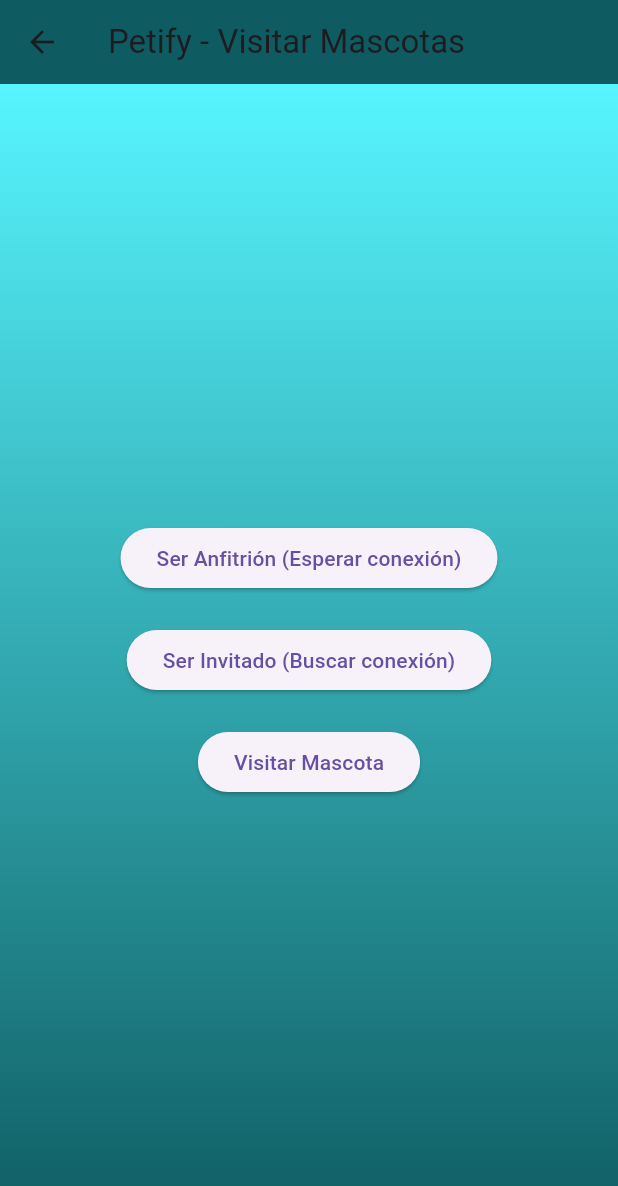
After one commit to Karla-A03/Petify, a Flutter app: the BluetoothVisitsPage screen opened directly, after a tap on "Ser Anfitrión (Esperar conexión)", after a tap on "Cancelar", on a phone screen of 412 x 824 dp. The commit adds this screen. Shown: the top 1186 px of the screen. Run offline on Flutter 3.47's test engine with Material 3 defaults, Android fonts, the phone set to English and light mode, and no system bars; our stand-ins replace cloud_firestore, firebase_auth, firebase_core, flutter_local_notifications, geolocator, image_picker and 1 more; missing offline and left inert: firebase_app_check, nearby_connections; accounts and stored records are empty; network calls fail.

Commit message:
visitar mascotas funcion

```diff
--- /dev/null
+++ b/lib/screens/bluetooth_visits_screen.dart
@@ -0,0 +1,253 @@
+import 'package:flutter/material.dart';
+import 'package:nearby_connections/nearby_connections.dart';
+import 'dart:typed_data';
+
+class BluetoothVisitsPage extends StatefulWidget {
+  const BluetoothVisitsPage({Key? key}) : super(key: key);
+
+  @override
+  State<BluetoothVisitsPage> createState() => _BluetoothVisitsPageState();
+}
+
+class _BluetoothVisitsPageState extends State<BluetoothVisitsPage> {
+  final Strategy strategy = Strategy.P2P_CLUSTER;
+  String? connectedEndpoint;
+  bool isConnected = false;
+  bool simulateVisit = false;
+  bool isWaitingForConnection = false;
+  String waitingMessage = "";
+
+  @override
+  void initState() {
+    super.initState();
+    requestPermissions();
+  }
+
+  void requestPermissions() {
+    Nearby().askLocationPermission();
+    Nearby().askExternalStoragePermission();
+    Nearby().askBluetoothPermission();
+  }
+
+  void startAdvertising() async {
+    try {
+      setState(() {
+        isWaitingForConnection = true;
+        waitingMessage = "Esperando que otro usuario se conecte...";
+      });
+
+      await Nearby().startAdvertising(
+        "PetifyUser",
+        strategy,
+        onConnectionInitiated: onConnectionInit,
+        onConnectionResult: (id, status) {
+          if (status == Status.CONNECTED) {
+            setState(() {
+              connectedEndpoint = id;
+              isConnected = true;
+              isWaitingForConnection = false;
+            });
+          }
+        },
+        onDisconnected: (id) {
+          setState(() {
+            connectedEndpoint = null;
+            isConnected = false;
+            isWaitingForConnection = false;
+          });
+        },
+      );
+
+      // No importa si falla Nearby, mantenemos esperando
+    } catch (e) {
+      // Tampoco cancelamos isWaitingForConnection si falla
+    }
+  }
+
+  void startDiscovery() async {
+    try {
+      setState(() {
+        isWaitingForConnection = true;
+        waitingMessage = "Buscando otros usuarios cerca...";
+      });
+
+      await Nearby().startDiscovery(
+        "PetifyUser",
+        strategy,
+        onEndpointFound: (id, name, serviceId) {
+          Nearby().requestConnection(
+            "PetifyUser",
+            id,
+            onConnectionInitiated: onConnectionInit,
+            onConnectionResult: (id, status) {
+              if (status == Status.CONNECTED) {
+                setState(() {
+                  connectedEndpoint = id;
+                  isConnected = true;
+                  isWaitingForConnection = false;
+                });
+              }
+            },
+            onDisconnected: (id) {
+              setState(() {
+                connectedEndpoint = null;
+                isConnected = false;
+                isWaitingForConnection = false;
+              });
+            },
+          );
+        },
+        onEndpointLost: (id) {},
+      );
+
+      // No importa si falla Nearby, mantenemos esperando
+    } catch (e) {
+      // Tampoco cancelamos isWaitingForConnection si falla
+    }
+  }
+
+  void onConnectionInit(String id, ConnectionInfo info) {
+    Nearby().acceptConnection(
+      id,
+      onPayLoadRecieved: (endid, payload) {
+        if (payload.bytes != null) {
+          String message = String.fromCharCodes(payload.bytes!);
+          if (message == "VISIT") {
+            showVisitReceived(simulated: false);
+          }
+        }
+      },
+      onPayloadTransferUpdate: (endid, payloadTransferUpdate) {},
+    );
+  }
+
+  void sendVisit() {
+    if (isConnected && connectedEndpoint != null) {
+      Nearby().sendBytesPayload(
+        connectedEndpoint!,
+        Uint8List.fromList("VISIT".codeUnits),
+      );
+      showVisitSent();
+    } else {
+      showVisitReceived(simulated: true);
+    }
+  }
+
+  void showVisitReceived({required bool simulated}) {
+    showDialog(
+      context: context,
+      builder: (context) => AlertDialog(
+        title: const Text('¡Visita recibida!'),
+        content: Text(simulated
+            ? "✨ Visita simulada a tu mascota ✨"
+            : "✨ ¡Alguien visitó a tu mascota! ✨"),
+        actions: [
+          TextButton(
+            onPressed: () => Navigator.of(context).pop(),
+            child: const Text('OK'),
+          ),
+        ],
+      ),
+    );
+  }
+
+  void showVisitSent() {
+    ScaffoldMessenger.of(context).showSnackBar(
+      const SnackBar(content: Text("Visita enviada ✨")),
+    );
+  }
+
+  @override
+  Widget build(BuildContext context) {
+    return Scaffold(
+      appBar: AppBar(
+        title: const Text('Petify - Visitar Mascotas'),
+        backgroundColor:
+            const Color(0xFF0E5C61), // Color azul oscuro en el appbar
+      ),
+      body: Container(
+        decoration: const BoxDecoration(
+          gradient: LinearGradient(
+            begin: Alignment.topCenter,
+            end: Alignment.bottomCenter,
+            colors: [
+              Color(0xFF57F5FF), // Mismo degradado que login
+              Color(0xFF0E5C61),
+            ],
+          ),
+        ),
+        child: Center(
+          child: isWaitingForConnection
+              ? Column(
+                  mainAxisAlignment: MainAxisAlignment.center,
+                  children: [
+                    const Icon(
+                      Icons.bluetooth_searching,
+                      size: 100,
+                      color: Colors.white,
+                    ),
+                    const SizedBox(height: 20),
+                    AnimatedSwitcher(
+                      duration: const Duration(milliseconds: 500),
+                      child: Text(
+                        waitingMessage,
+                        key: ValueKey(waitingMessage),
+                        style:
+                            const TextStyle(fontSize: 20, color: Colors.white),
+                        textAlign: TextAlign.center,
+                      ),
+                    ),
+                    const SizedBox(height: 20),
+                    const CircularProgressIndicator(
+                      valueColor: AlwaysStoppedAnimation<Color>(Colors.white),
+                    ),
+                    const SizedBox(height: 30),
+                    ElevatedButton(
+                      style: ElevatedButton.styleFrom(
+                        backgroundColor: Colors.white,
+                        foregroundColor: const Color(0xFF2E8F95),
+                        side: const BorderSide(color: Color(0xFF2E8F95)),
+                        shape: RoundedRectangleBorder(
+                          borderRadius: BorderRadius.circular(10),
+                        ),
+                      ),
+                      onPressed: () {
+                        setState(() {
+                          isWaitingForConnection = false;
+                        });
+                        Nearby().stopAdvertising();
+                        Nearby().stopDiscovery();
+                      },
+                      child: const Text(
+                        'Cancelar',
+                        style: TextStyle(
+                          fontWeight: FontWeight.bold,
+                        ),
+                      ),
+                    ),
+                  ],
+                )
+              : Column(
+                  mainAxisAlignment: MainAxisAlignment.center,
+                  children: <Widget>[
+                    ElevatedButton(
+                      onPressed: startAdvertising,
+                      child: const Text('Ser Anfitrión (Esperar conexión)'),
+                    ),
+                    const SizedBox(height: 20),
+                    ElevatedButton(
+                      onPressed: startDiscovery,
+                      child: const Text('Ser Invitado (Buscar conexión)'),
+                    ),
+                    const SizedBox(height: 20),
+                    ElevatedButton(
+                      onPressed: sendVisit,
+                      child: const Text('Visitar Mascota'),
+                    ),
+                  ],
+                ),
+        ),
+      ),
+    );
+  }
+}
--- a/pubspec.yaml
+++ b/pubspec.yaml
@@ -53,6 +53,7 @@
   path_provider: ^2.1.2
   path: ^1.8.3
   flutter_blue_plus: ^1.31.13
+  nearby_connections: ^3.0.1
 
 dev_dependencies:
   flutter_test:
```
Also changed, not shown: lib/widgets/app_drawer.dart (+17 -0 lines), pubspec.lock, 5 other files.
